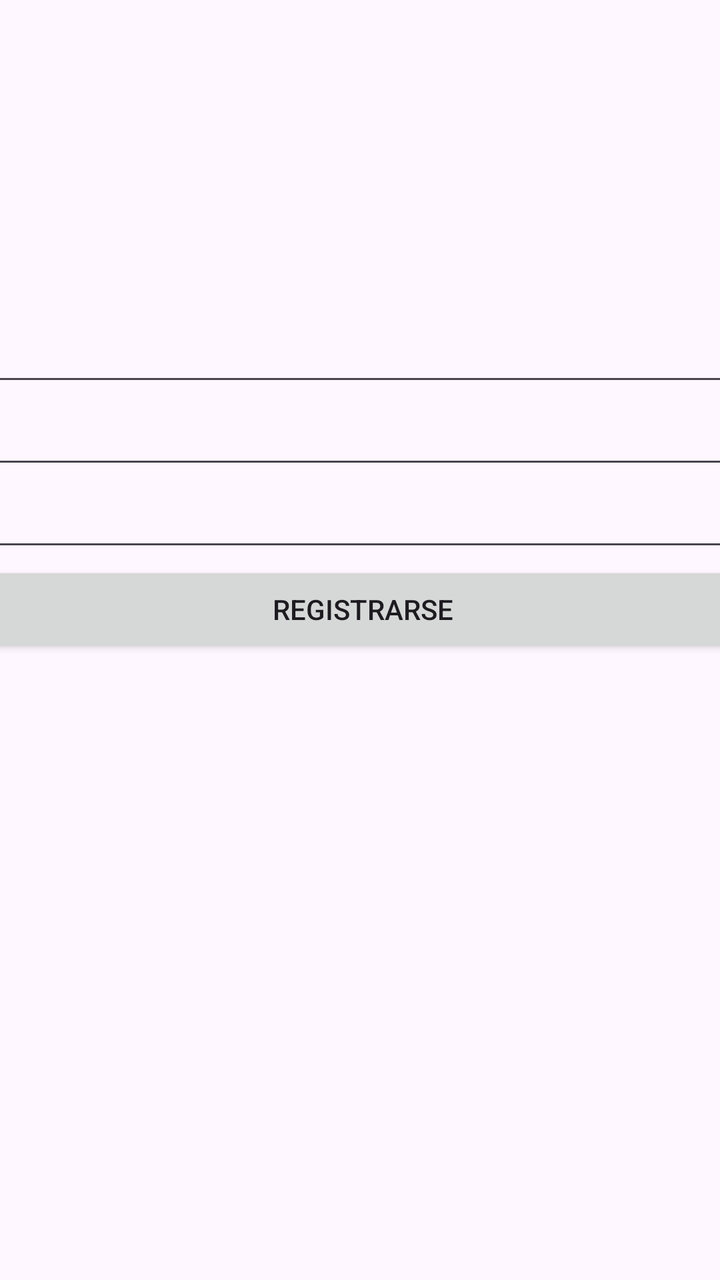
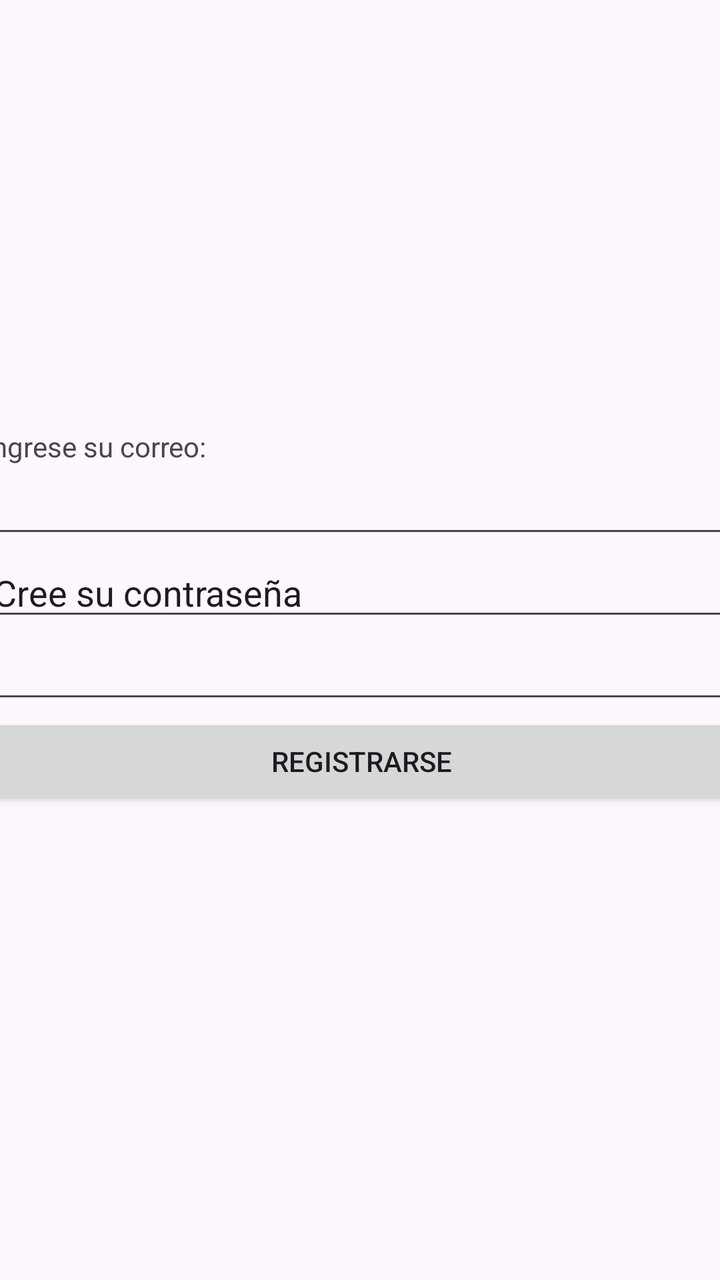

Compare the two renders of this Android layout. The source of the first and the diff that turns it into the second are given below.
<!-- AndroidManifest.xml: application theme Theme.TaskMaster -->
<!-- res/layout/activity_registro.xml -->
<?xml version="1.0" encoding="utf-8"?>
<androidx.constraintlayout.widget.ConstraintLayout xmlns:android="http://schemas.android.com/apk/res/android"
    xmlns:app="http://schemas.android.com/apk/res-auto"
    xmlns:tools="http://schemas.android.com/tools"
    android:id="@+id/main"
    android:layout_width="match_parent"
    android:layout_height="match_parent"
    tools:context=".RegistroActivity">

    <LinearLayout
        android:layout_width="758dp"
        android:layout_height="365dp"
        android:orientation="vertical"
        app:layout_constraintBottom_toBottomOf="parent"
        app:layout_constraintEnd_toEndOf="parent"
        app:layout_constraintHorizontal_bias="0.498"
        app:layout_constraintStart_toStartOf="parent"
        app:layout_constraintTop_toTopOf="parent">

        <TextView
            android:id="@+id/tvCorreo"
            android:layout_width="match_parent"
            android:layout_height="wrap_content"
            android:text="ingrese su correo:" />

        <EditText
            android:id="@+id/etCorreo"
            android:layout_width="match_parent"
            android:layout_height="wrap_content"
            android:ems="10"
            android:inputType="textEmailAddress" />

        <EditText
            android:id="@+id/tvPassword"
            android:layout_width="match_parent"
            android:layout_height="wrap_content"
            android:ems="10"
            android:inputType="text"
            android:text="Cree su contraseña" />

        <EditText
            android:id="@+id/etPassword"
            android:layout_width="match_parent"
            android:layout_height="wrap_content"
            android:ems="10"
            android:inputType="textPassword" />

        <Button
            android:id="@+id/btnRegistro"
            android:layout_width="match_parent"
            android:layout_height="wrap_content"
            android:text="registrarse" />

    </LinearLayout>

</androidx.constraintlayout.widget.ConstraintLayout>
<!-- resources referenced by this layout -->
<resources>
  <style name="Theme.TaskMaster" parent="Base.Theme.TaskMaster" />
  <style name="Base.Theme.TaskMaster" parent="Theme.Material3.DayNight.NoActionBar">
          
          
      </style>
</resources>

<!-- the commit's change to res/layout/activity_registro.xml (unified diff, before → after) -->
@@ -8,14 +8,15 @@
     tools:context=".RegistroActivity">
 
     <LinearLayout
-        android:layout_width="758dp"
-        android:layout_height="365dp"
+        android:layout_width="376dp"
+        android:layout_height="212dp"
         android:orientation="vertical"
         app:layout_constraintBottom_toBottomOf="parent"
         app:layout_constraintEnd_toEndOf="parent"
-        app:layout_constraintHorizontal_bias="0.498"
+        app:layout_constraintHorizontal_bias="0.485"
         app:layout_constraintStart_toStartOf="parent"
-        app:layout_constraintTop_toTopOf="parent">
+        app:layout_constraintTop_toTopOf="parent"
+        app:layout_constraintVertical_bias="0.499">
 
         <TextView
             android:id="@+id/tvCorreo"
